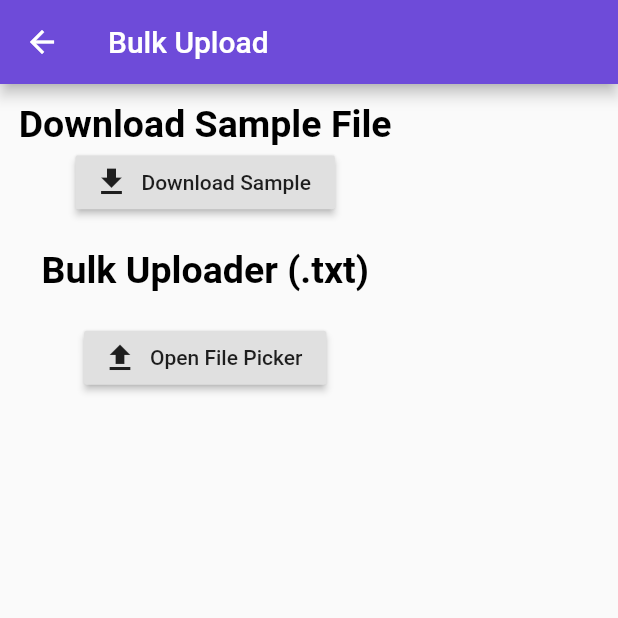
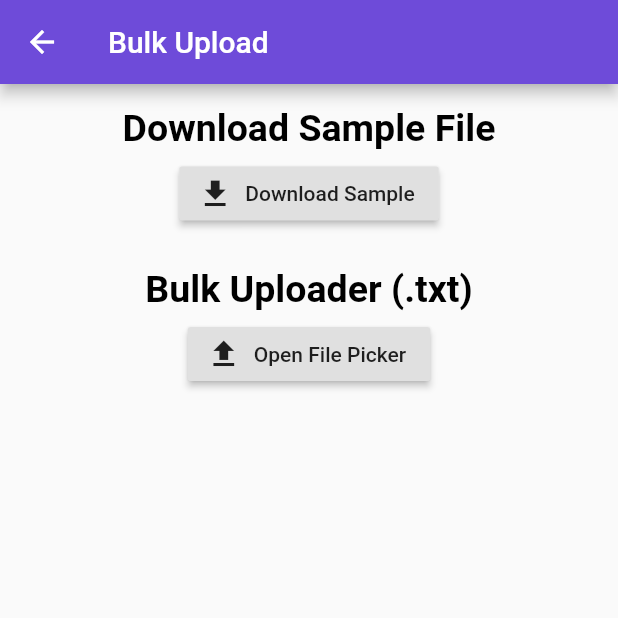
Before and after one commit to Aravin/WarrantyManager, a Flutter app: the screen it shows after launch, in the side drawer, after a tap on "Bulk Import", on a phone screen of 412 x 824 dp, the top half of it. Run offline on Flutter 3.47's test engine with Material 2 defaults, Android fonts, the phone set to English and light mode, and no system bars; our stand-ins replace file_picker, firebase_analytics, flutter_form_builder, in_app_review, share, sqflite and 1 more; missing offline and left inert: flutter_webview_plugin; accounts and stored records are empty.

Commit message:
Bulk Import Page Alignmnet Chage

```diff
--- a/lib/screens/bulk_upload.dart
+++ b/lib/screens/bulk_upload.dart
@@ -153,21 +153,24 @@ class _BulkUploadScreenState extends State<BulkUploadScreen> {
         ),
       ),
       body: Padding(
-        padding: appEdgeInsets,
-        child: Column(
+        padding: appPaddingLarge,
+        child: ListView(
+          children: [
+            Column(
               crossAxisAlignment: CrossAxisAlignment.center,
               children: [
-            Container(
-              child: Text(
+                Text(
                   'Download Sample File',
                   style: TextStyle(
                     fontWeight: FontWeight.bold,
                     fontSize: 25.0,
                   ),
+                  textAlign: TextAlign.left,
                 ),
+                SizedBox(
+                  height: 5,
                 ),
-            Container(
-              child: RaisedButton.icon(
+                RaisedButton.icon(
                   icon: Icon(Icons.download_sharp),
                   label: Text('Download Sample'),
                   onPressed: () async {
@@ -180,28 +183,23 @@ class _BulkUploadScreenState extends State<BulkUploadScreen> {
                     }
                   },
                 ),
+                SizedBox(
+                  height: 25,
                 ),
-            SizedBox(
-              height: 20,
-            ),
-            Container(
-              child: Text(
+                Text(
                   'Bulk Uploader (.txt)',
                   style: TextStyle(
                     fontWeight: FontWeight.bold,
                     fontSize: 25.0,
                   ),
                 ),
+                SizedBox(
+                  height: 5,
                 ),
-            SizedBox(
-              height: 20,
-            ),
-            Container(
-              child: RaisedButton.icon(
+                RaisedButton.icon(
                   onPressed: () => _openFileExplorer(),
                   icon: Icon(Icons.file_upload),
                   label: Text("Open File Picker"),
-              ),
                 ),
                 SizedBox(
                   height: 20,
@@ -312,15 +310,18 @@ class _BulkUploadScreenState extends State<BulkUploadScreen> {
                                       child: RaisedButton.icon(
                                         color: secondaryColor,
                                         onPressed: () async =>
-                                        await _processBulkUpload(productList)
+                                            await _processBulkUpload(
+                                                    productList)
                                                 .then(
                                                   (value) => {
                                                     Toast.show(
                                                       "Bulk Import Successfully!",
                                                       context,
-                                                  duration: Toast.LENGTH_LONG,
+                                                      duration:
+                                                          Toast.LENGTH_LONG,
                                                       gravity: Toast.BOTTOM,
-                                                  backgroundColor: Colors.green,
+                                                      backgroundColor:
+                                                          Colors.green,
                                                     ),
                                                     _clearCachedFiles(),
                                                     Navigator.pop(context),
@@ -339,9 +340,11 @@ class _BulkUploadScreenState extends State<BulkUploadScreen> {
                                                     Toast.show(
                                                       "Failed to import!",
                                                       context,
-                                                  duration: Toast.LENGTH_LONG,
+                                                      duration:
+                                                          Toast.LENGTH_LONG,
                                                       gravity: Toast.BOTTOM,
-                                                  backgroundColor: Colors.green,
+                                                      backgroundColor:
+                                                          Colors.green,
                                                     ),
                                                     _clearCachedFiles(),
                                                     Navigator.pop(context),
@@ -355,7 +358,8 @@ class _BulkUploadScreenState extends State<BulkUploadScreen> {
                                                     ),
                                                   },
                                                 ),
-                                    icon: Icon(Icons.save, color: Colors.white),
+                                        icon: Icon(Icons.save,
+                                            color: Colors.white),
                                         label: Text(
                                           'Complete Bulk Import',
                                           style: TextStyle(color: Colors.white),
@@ -371,6 +375,8 @@ class _BulkUploadScreenState extends State<BulkUploadScreen> {
                 ),
               ],
             ),
+          ],
+        ),
       ),
     );
   }
```
Lines whose indentation alone changed are shown as unchanged.
